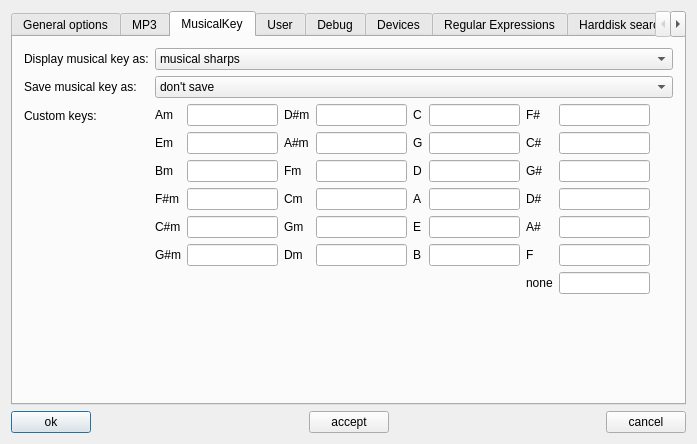
Above: trunk/src/properties/properties.ui from pfedick/winmusik before the change. Below: the same form after it.
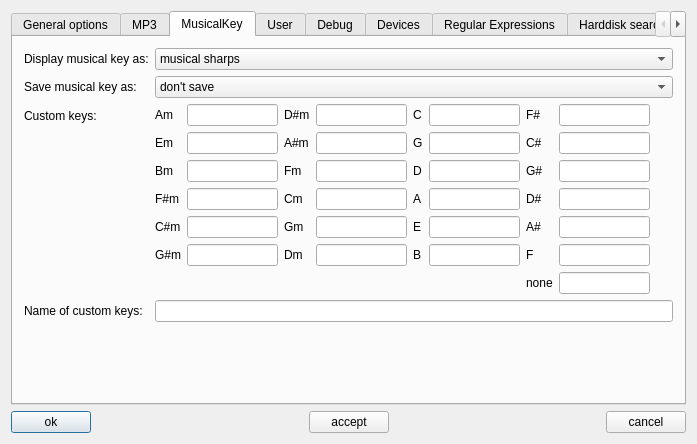
That is the form after the change. The open tabs and pages were chosen to show the change. Icons and pictures are not drawn.

Commit message: Custom key format kann jetzt mit Namen versehen werden

What changed in the file:
```diff
--- a/trunk/src/properties/properties.ui
+++ b/trunk/src/properties/properties.ui
@@ -917,6 +917,16 @@
            </item>
           </layout>
          </item>
+         <item row="3" column="0">
+          <widget class="QLabel" name="label_56">
+           <property name="text">
+            <string>Name of custom keys:</string>
+           </property>
+          </widget>
+         </item>
+         <item row="3" column="1">
+          <widget class="QLineEdit" name="customMusicKeyName"/>
+         </item>
         </layout>
        </item>
        <item>
```
Left out of the diff: 118 changed lines with no effect on the pictures. The commit also changes 7 other files.
